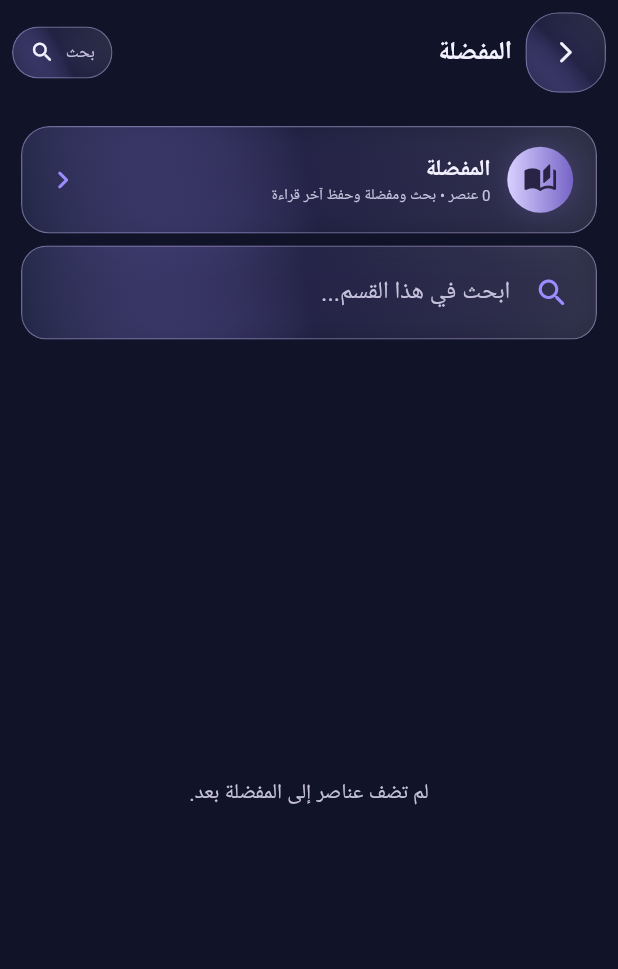
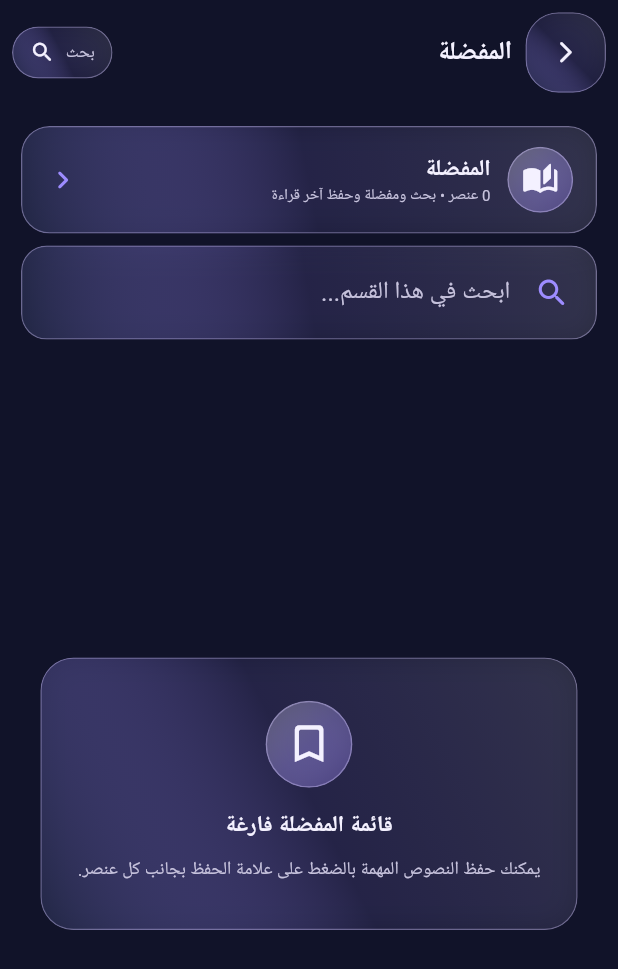
Before and after one commit to akaml7143-source/al-kamil, a Flutter app: the LibrarySectionScreen screen opened directly, on a phone screen of 412 x 824 dp. Shown: the top 969 px of the screen. Run offline on Flutter 3.47's test engine with Material 3 defaults, Android fonts, the phone set to English and light mode, and no system bars; our stand-ins replace flutter_compass, material_ui, shared_preferences; missing offline and left inert: adhan_dart, qcf_quran_plus; accounts and stored records are empty.

Commit message:
Unify library screens with Twilight glass orbs and empty states

```diff
--- a/lib/main.dart
+++ b/lib/main.dart
@@ -1837,7 +1837,7 @@ class _LibrarySectionScreenState extends State<LibrarySectionScreen> {
                       padding: const EdgeInsets.symmetric(horizontal: 15, vertical: 13),
                       radius: 19,
                       child: Row(children: [
-                        Container(width: 44, height: 44, decoration: BoxDecoration(shape: BoxShape.circle, gradient: const LinearGradient(colors: [Color(0xFFD9D0FF), Color(0xFF7664C6)]), boxShadow: [BoxShadow(color: turquoise.withValues(alpha: 0.18), blurRadius: 14)]), child: const Icon(Icons.auto_stories_rounded, color: Color(0xFF292345), size: 23)),
+                        const _TwilightGlassOrb(icon: Icons.auto_stories_rounded, size: 44),
                         const SizedBox(width: 11),
                         Expanded(child: Column(crossAxisAlignment: CrossAxisAlignment.start, children: [
                           Text(widget.title, style: const TextStyle(color: ivory, fontSize: 15, fontWeight: FontWeight.bold)),
@@ -1875,16 +1875,49 @@ class _LibrarySectionScreenState extends State<LibrarySectionScreen> {
                         ? Center(
                             child: Padding(
                               padding: const EdgeInsets.all(24),
-                              child: Text(
+                              child: _TwilightGlassPanel(
+                                padding: const EdgeInsets.symmetric(horizontal: 24, vertical: 28),
+                                radius: 22,
+                                child: Column(
+                                  mainAxisSize: MainAxisSize.min,
+                                  children: [
+                                    _TwilightGlassOrb(
+                                      icon: widget.title == 'المفضلة'
+                                          ? Icons.bookmark_border_rounded
+                                          : widget.title == 'آخر قراءة'
+                                              ? Icons.history_rounded
+                                              : Icons.search_off_rounded,
+                                      size: 58,
+                                    ),
+                                    const SizedBox(height: 14),
+                                    Text(
                                       widget.title == 'المفضلة'
-                                    ? 'لم تضف عناصر إلى المفضلة بعد.'
+                                          ? 'قائمة المفضلة فارغة'
                                           : widget.title == 'آخر قراءة'
-                                        ? 'سيظهر هنا آخر عنصر فتحته من المكتبة.'
-                                        : 'لا توجد نتائج مطابقة.',
+                                              ? 'لا توجد قراءة سابقة'
+                                              : 'لا توجد نتائج مطابقة',
+                                      textAlign: TextAlign.center,
+                                      style: const TextStyle(
+                                        color: ivory,
+                                        fontWeight: FontWeight.bold,
+                                        fontSize: 15,
+                                      ),
+                                    ),
+                                    const SizedBox(height: 8),
+                                    Text(
+                                      widget.title == 'المفضلة'
+                                          ? 'يمكنك حفظ النصوص المهمة بالضغط على علامة الحفظ بجانب كل عنصر.'
+                                          : widget.title == 'آخر قراءة'
+                                              ? 'عند فتح أي نص من المكتبة سيظهر هنا لتعود إليه بسهولة.'
+                                              : 'جرّب تغيير عبارة البحث أو حذفها لعرض عناصر القسم.',
                                       textAlign: TextAlign.center,
                                       style: const TextStyle(
                                         color: mutedIvory,
                                         height: 1.8,
+                                        fontSize: 12,
+                                      ),
+                                    ),
+                                  ],
                                 ),
                               ),
                             ),
@@ -1909,26 +1942,7 @@ class _LibrarySectionScreenState extends State<LibrarySectionScreen> {
                                       padding: const EdgeInsets.symmetric(horizontal: 13, vertical: 12),
                                       child: Row(
                                         children: [
-                                          Container(
-                                            width: 46,
-                                            height: 46,
-                                            decoration: BoxDecoration(
-                                              shape: BoxShape.circle,
-                                              gradient: const LinearGradient(
-                                                begin: Alignment.topLeft,
-                                                end: Alignment.bottomRight,
-                                                colors: [Color(0xFFD9D0FF), Color(0xFF7664C6)],
-                                              ),
-                                              border: Border.all(color: twilightBorder),
-                                              boxShadow: [
-                                                BoxShadow(
-                                                  color: turquoise.withValues(alpha: 0.16),
-                                                  blurRadius: 12,
-                                                ),
-                                              ],
-                                            ),
-                                            child: const Icon(Icons.menu_book_rounded, color: Color(0xFF292345), size: 22),
-                                          ),
+                                          const _TwilightGlassOrb(icon: Icons.menu_book_rounded, size: 46),
                                           const SizedBox(width: 12),
                                           Expanded(
                                             child: Column(
@@ -2161,7 +2175,7 @@ class _LibraryItemDetailState extends State<_LibraryItemDetail> {
                 children: [
                   Row(
                     children: [
-                      const Icon(Icons.auto_stories_rounded, color: turquoise, size: 22),
+                      const _TwilightGlassOrb(icon: Icons.auto_stories_rounded, size: 42),
                       const SizedBox(width: 9),
                       Expanded(
                         child: Text(
```
Lines whose indentation alone changed are shown as unchanged.
